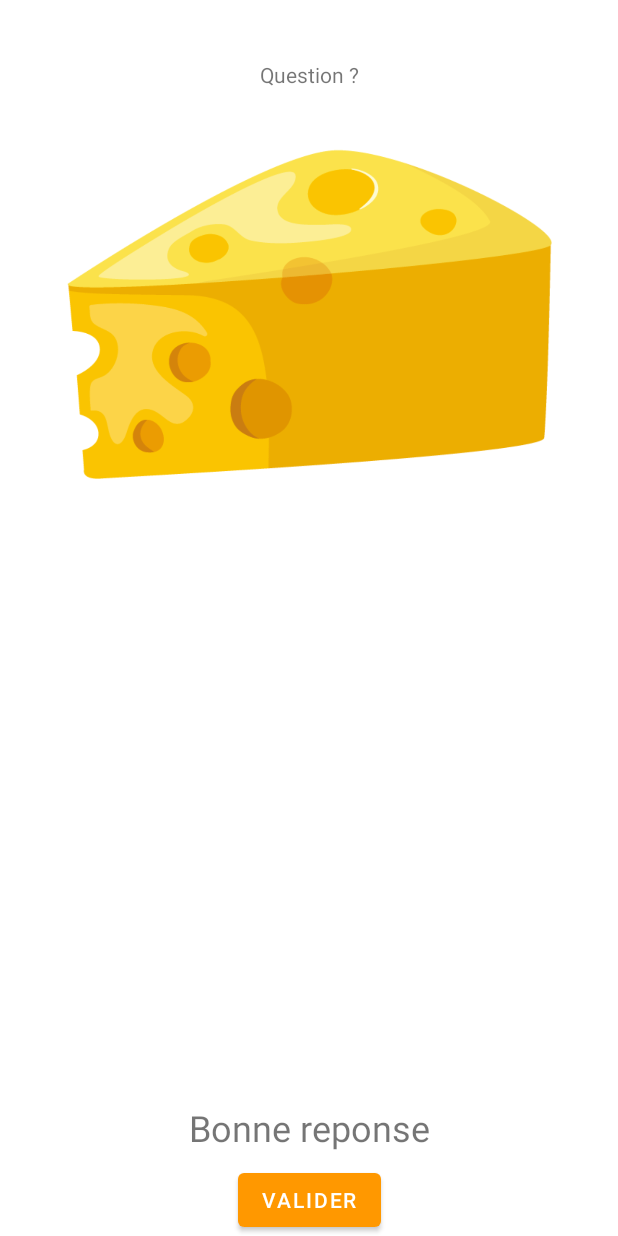
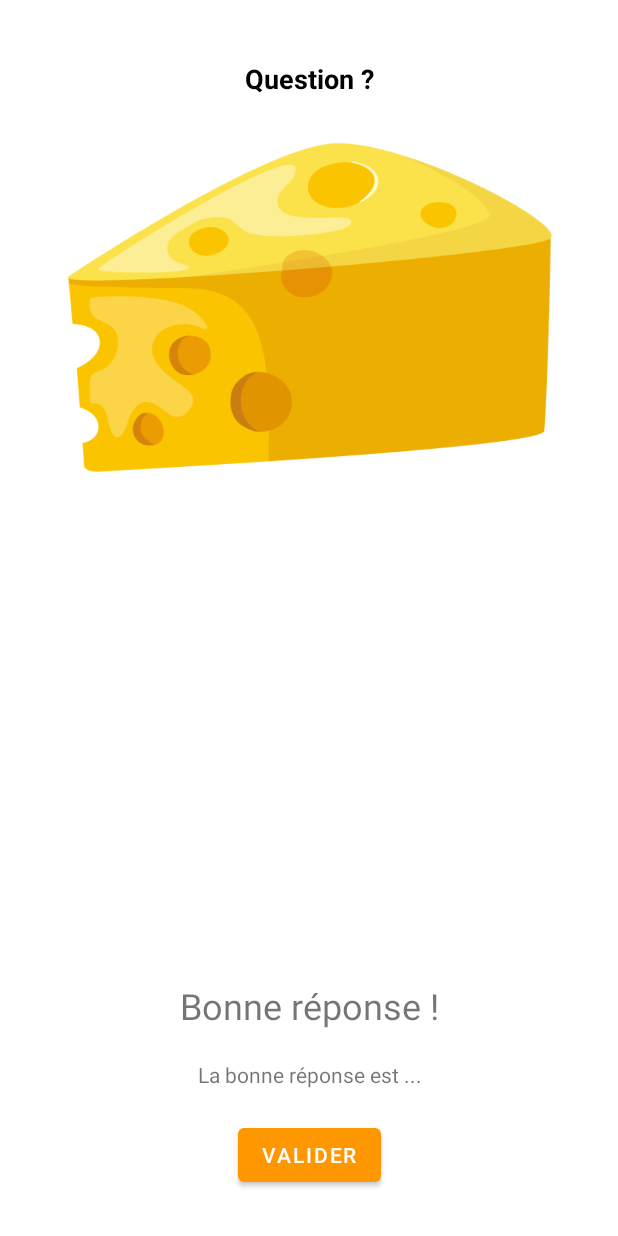
Before and after one commit to coding-factory-classrooms/android-l2-flashcards-groupe-1-1, an Android app: the layout activity_question.xml on its own in the app's theme, with its tools: preview values and no code run, on a phone screen of 412 x 824 dp. Run offline under Robolectric (Android 15) with nearby library versions, the light colour scheme and no system bars.

Commit message:
review question activity

```diff
--- a/app/src/main/res/layout/activity_question.xml
+++ b/app/src/main/res/layout/activity_question.xml
@@ -7,32 +7,38 @@
     tools:context=".QuestionActivity">
 
 
+    <ScrollView
+        android:layout_width="match_parent"
+        android:layout_height="match_parent"/>
+
+    <androidx.constraintlayout.widget.ConstraintLayout
+        android:layout_width="match_parent"
+        android:layout_height="match_parent"
+        app:layout_constraintBottom_toBottomOf="parent"
+        app:layout_constraintEnd_toEndOf="parent"
+        app:layout_constraintStart_toStartOf="parent"
+        app:layout_constraintTop_toTopOf="parent">
+
         <TextView
             android:id="@+id/questionTextView"
             android:layout_width="wrap_content"
             android:layout_height="wrap_content"
             android:layout_marginTop="40dp"
+            android:textColor="#000000"
+            android:textSize="18sp"
+            android:textStyle="bold"
             app:layout_constraintEnd_toEndOf="parent"
             app:layout_constraintStart_toStartOf="parent"
             app:layout_constraintTop_toTopOf="parent"
             tools:text="Question ?" />
 
-    <Button
-    android:id="@+id/submitButton"
-    android:layout_width="wrap_content"
-    android:layout_height="wrap_content"
-    android:text="Valider"
-    app:layout_constraintBottom_toBottomOf="parent"
-    app:layout_constraintEnd_toEndOf="@+id/questionTextView"
-    app:layout_constraintStart_toStartOf="@+id/questionTextView" />
-
         <ImageView
             android:id="@+id/questionImageView"
             android:layout_width="390dp"
             android:layout_height="220dp"
-        android:layout_marginTop="40dp"
-        app:layout_constraintEnd_toEndOf="@+id/questionTextView"
-        app:layout_constraintStart_toStartOf="@+id/questionTextView"
+            android:layout_marginTop="30dp"
+            app:layout_constraintEnd_toEndOf="parent"
+            app:layout_constraintStart_toStartOf="parent"
             app:layout_constraintTop_toBottomOf="@+id/questionTextView"
             app:srcCompat="@drawable/logo2" />
 
@@ -40,22 +46,43 @@
             android:id="@+id/radioGroup"
             android:layout_width="0dp"
             android:layout_height="0dp"
-        android:layout_marginTop="16dp"
-        android:layout_marginBottom="16dp"
             app:layout_constraintBottom_toTopOf="@+id/resultTextView"
             app:layout_constraintEnd_toEndOf="parent"
             app:layout_constraintStart_toStartOf="parent"
-        app:layout_constraintTop_toBottomOf="@+id/questionImageView" />
+            app:layout_constraintTop_toBottomOf="@+id/questionImageView">
+
+        </RadioGroup>
 
         <TextView
             android:id="@+id/resultTextView"
             android:layout_width="wrap_content"
             android:layout_height="wrap_content"
-        android:layout_marginBottom="8dp"
+            android:layout_marginBottom="20dp"
             android:textSize="24sp"
+            app:layout_constraintBottom_toTopOf="@+id/detailResultTextView"
+            app:layout_constraintEnd_toEndOf="@+id/submitButton"
+            app:layout_constraintStart_toStartOf="@+id/submitButton"
+            tools:text="Bonne réponse !" />
+
+        <TextView
+            android:id="@+id/detailResultTextView"
+            android:layout_width="wrap_content"
+            android:layout_height="wrap_content"
+            android:layout_marginBottom="20dp"
+            android:text="La bonne réponse est ..."
             app:layout_constraintBottom_toTopOf="@+id/submitButton"
             app:layout_constraintEnd_toEndOf="@+id/submitButton"
-        app:layout_constraintStart_toStartOf="@+id/submitButton"
-        tools:text="Bonne reponse" />
+            app:layout_constraintStart_toStartOf="@+id/submitButton" />
+
+        <Button
+            android:id="@+id/submitButton"
+            android:layout_width="wrap_content"
+            android:layout_height="wrap_content"
+            android:layout_marginBottom="30dp"
+            android:text="Valider"
+            app:layout_constraintBottom_toBottomOf="parent"
+            app:layout_constraintEnd_toEndOf="parent"
+            app:layout_constraintStart_toStartOf="parent" />
+    </androidx.constraintlayout.widget.ConstraintLayout>
 
 </androidx.constraintlayout.widget.ConstraintLayout>
--- a/app/src/main/res/raw/json.json
+++ b/app/src/main/res/raw/json.json
@@ -27,7 +27,7 @@
     {"mode": "hard", "question": "Quel est le temps d’affinage du Brie de Meaux ?", "imageName": "brie_de_meaux.jpg", "responses": ["Moins de 5 semaines" ,"5 à 6 semaines", "10 à 12 semaines", "6 à 8 semaines", "Au moins 12 semaines"], "answer": "Moins de 5 semaines"},
     {"mode": "hard", "question": "Quel est ce fromage ?", "imageName": "gammelost.jpg", "responses": ["Gammelost", "Pain de mie", "Felle", "Casu marzu", "Manchego"], "answer": "Gammelost"},
     {"mode": "hard", "question": "Quel est l'origine du Munster ?", "imageName": "munster.jpg", "responses": ["Auvergne-Rhône-Alpes", "Grand-Est", "Bourgogne Franche-Comté", "Hauts-de-France", "Provence-Alpes-Côte d'Azur"], "answer": "Grand-Est"},
-    {"mode": "hard", "question": "Quel est l'origine du Gammelost ?", "imageName": "gammelost.jpg", "responses": ["Estonie", "Suède", "Norvège", "Danemark", "Lettonie"], "answer": "Gammelost"},
+    {"mode": "hard", "question": "Quel est l'origine du Gammelost ?", "imageName": "gammelost.jpg", "responses": ["Estonie", "Suède", "Norvège", "Danemark", "Lettonie"], "answer": "Norvège"},
     {"mode": "hard", "question": "Quel est le temps d’affinage du Cantal ?", "imageName": "cantal.jpg", "responses": ["Moins de 5 semaines" ,"5 à 6 semaines", "10 à 12 semaines", "6 à 8 semaines", "Au moins 12 semaines"], "answer": "6 à 8 semaines"},
     {"mode": "hard", "question": "Quel est ce fromage ?", "imageName": "figliata.png", "responses": ["Figliata", "Mozzarella", "Mozzarella Di Bufala", "Scamorza", "Feta"], "answer": "Figliata"},
     {"mode": "hard", "question": "Quel est le temps d’affinage du Bleu d’Auvergne ?", "imageName": "bleu_d_auvergne.jpg", "responses": ["Moins de 5 semaines" ,"5 à 6 semaines", "10 à 12 semaines", "6 à 8 semaines", "Au moins 12 semaines"], "answer": "Moins de 5 semaines"},
--- a/app/src/main/res/values/colors.xml
+++ b/app/src/main/res/values/colors.xml
@@ -10,6 +10,8 @@
 
     <color name="chedar">#FF9800</color>
     <color name="cheese">#FFC107</color>
+    <color name="blue1">#0067FF</color>
+    <color name="blue2">#0775FF</color>
     <color name="red">#FF1111</color>
     <color name="green">#11FF11</color>
 
```
Also changed, not shown: app/src/main/java/com/gwesaro/mycheeseornothing/QuestionActivity.java (+38 -44 lines), app/src/main/java/com/gwesaro/mycheeseornothing/StatsActivity.java (+24 -4 lines), app/src/main/res/layout/activity_stats.xml (+13 -1 lines). Lines whose indentation alone changed are shown as unchanged.
